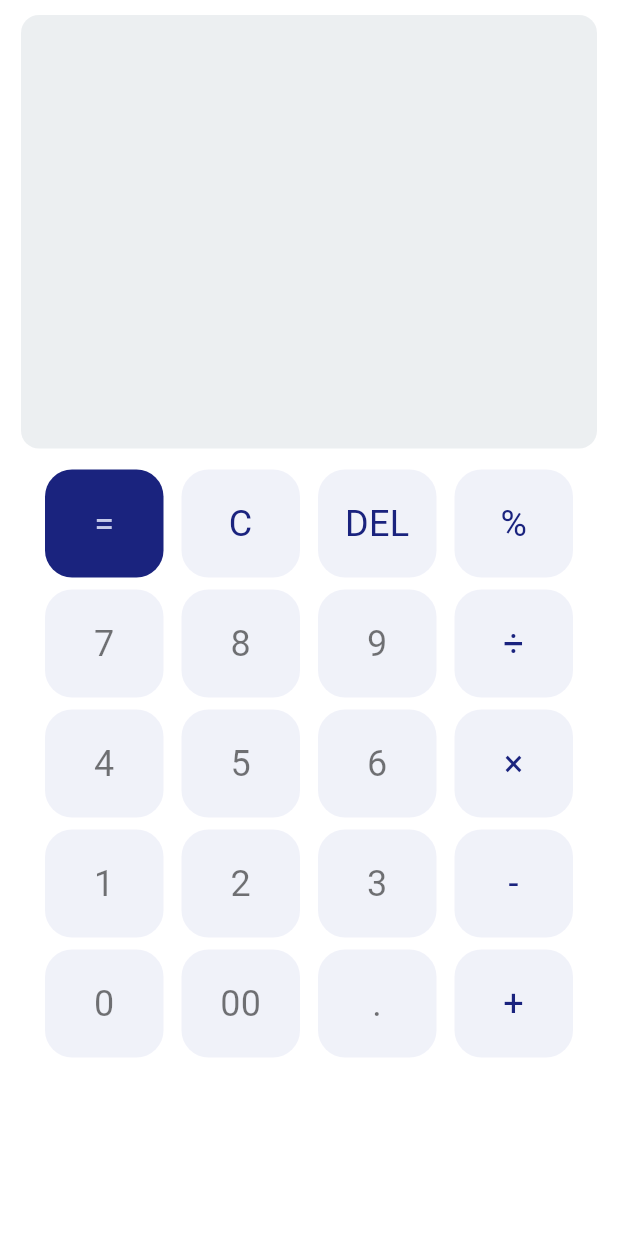
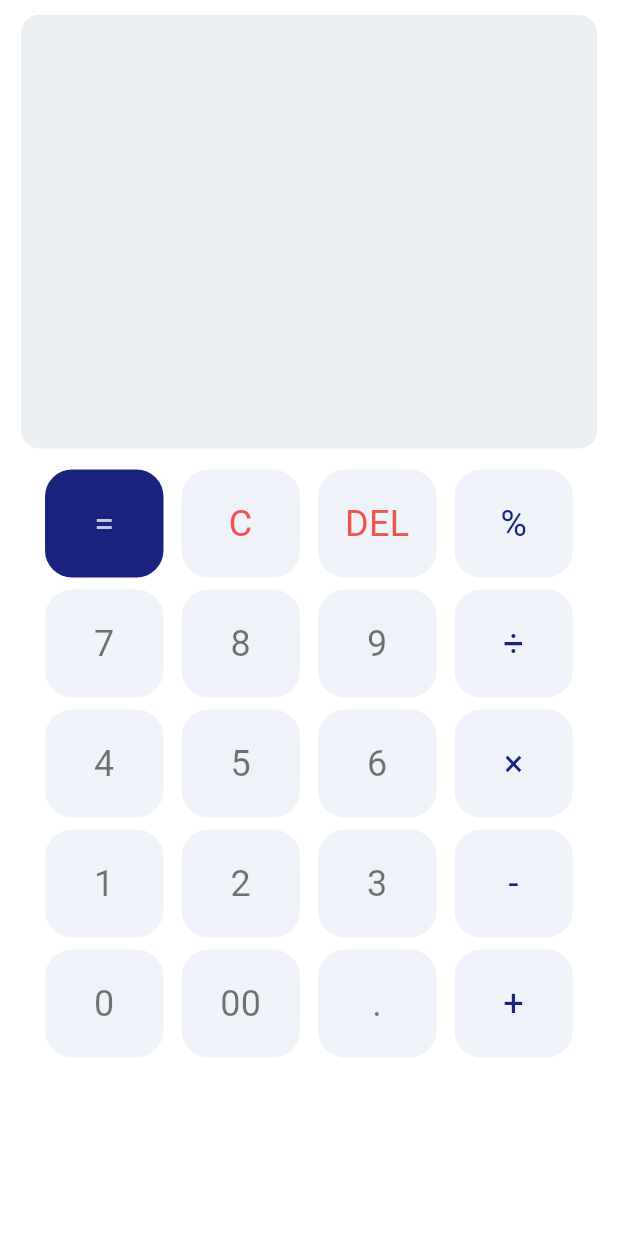
Before and after one commit to theparaxylene/flutter-kalkulator, a Flutter app: the screen it shows after launch, on a phone screen of 412 x 824 dp. Run offline on Flutter 3.47's test engine with Material 3 defaults, Android fonts, the phone set to English and light mode, and no system bars; our stand-ins replace math_expressions.

Commit message:
change del and clear key colors to red

```diff
--- a/lib/screens/calc_screen.dart
+++ b/lib/screens/calc_screen.dart
@@ -325,7 +325,7 @@ Color getTextColor(int index) {
   if (index == 0) {
     return Colors.indigo.shade100;
   } else if (index < 3) {
-    return Colors.indigo.shade900;
+    return Colors.red.shade400;
   } else if ((index + 1) % 4 == 0) {
     return Colors.indigo.shade900;
   } else {
```
